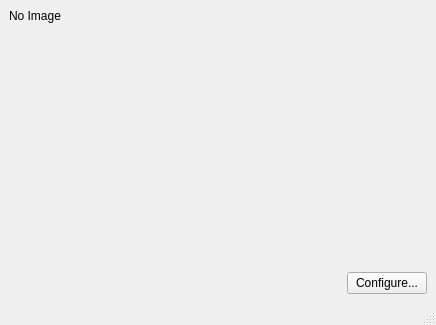
Before: the Qt Designer form mjviewer/mainwindow.ui in Stormgears-FRC-5422/mjutil, drawn with Qt 5.
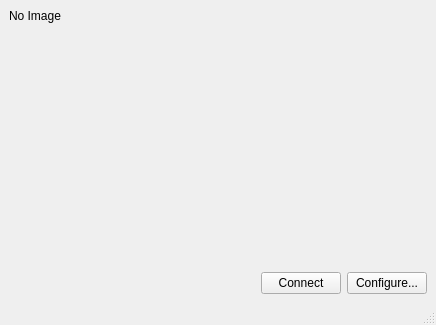
After: the same form once the commit is applied.

Patch:
```diff
--- a/mjviewer/mainwindow.ui
+++ b/mjviewer/mainwindow.ui
@@ -50,6 +50,13 @@
         </property>
        </spacer>
       </item>
+      <item>
+       <widget class="QPushButton" name="buttonConnect">
+        <property name="text">
+         <string>Connect</string>
+        </property>
+       </widget>
+      </item>
       <item>
        <widget class="QPushButton" name="buttonConfigure">
         <property name="text">
```
Left out of the diff: 2 changed lines with no effect on the pictures.
